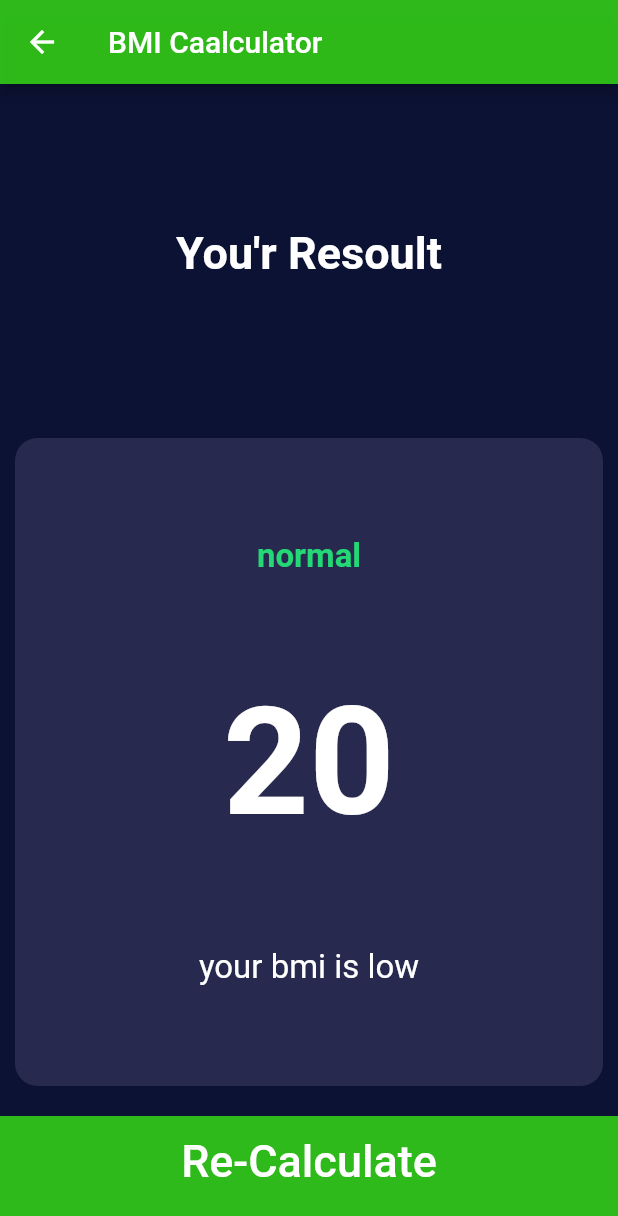
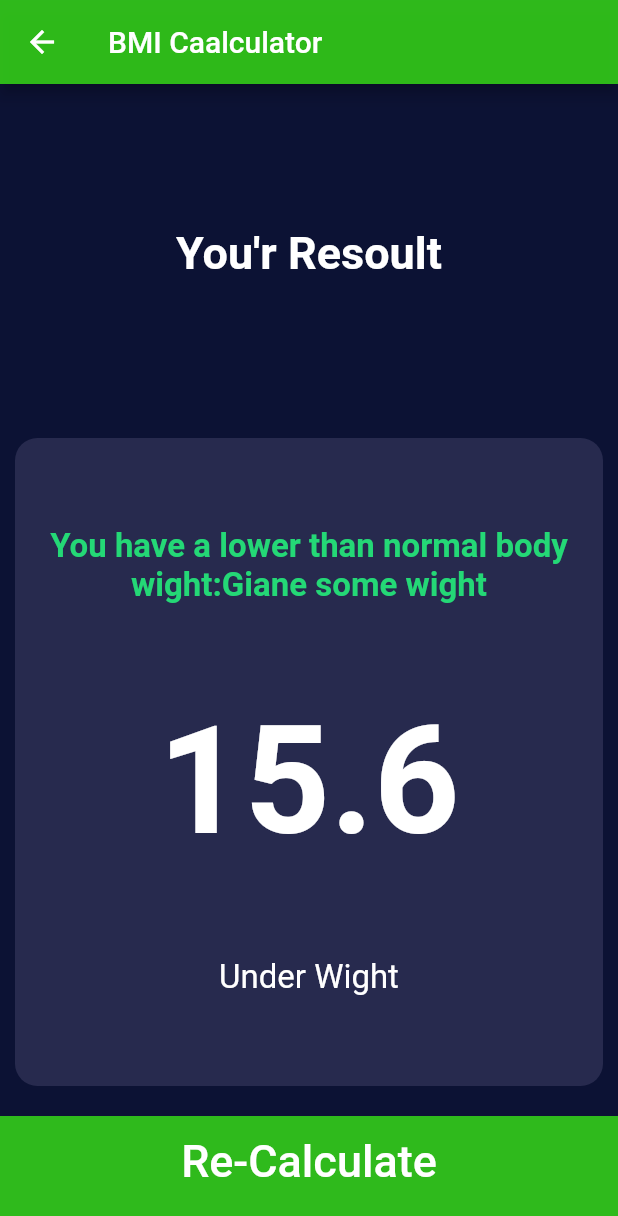
Before and after one commit to ghanbaridev/a-BMI-calculater, a Flutter app: the screen it shows after launch, after a tap on the "add" icon, after a tap on the "remove" icon, after a tap on "Calculate", on a phone screen of 412 x 824 dp. Shown: the top 1216 px of the screen. Run offline on Flutter 3.47's test engine with Material 2 defaults, Android fonts, the phone set to English and light mode, and no system bars; our stand-ins replace font_awesome_flutter.

Commit message:
-acomplited the projrct

```diff
--- a/lib/calculatescreen.dart
+++ b/lib/calculatescreen.dart
@@ -1,10 +1,18 @@
 import 'package:flutter/material.dart';
 import 'constansts.dart';
 import 'container.dart';
+import 'input_page.dart';
 import 'mybutoom.dart';
+import 'calculator_fuction.dart';
 
 class Calculatorscreen extends StatelessWidget {
-  const Calculatorscreen({Key? key}) : super(key: key);
+  Calculatorscreen(
+      {required this.bmiresylt,
+      required this.interpreation,
+      required this.resulttext});
+  final String bmiresylt;
+  final String resulttext;
+  final String interpreation;
 
   @override
   Widget build(BuildContext context) {
@@ -36,19 +44,24 @@ class Calculatorscreen extends StatelessWidget {
                 children: [
                   Center(
                     child: Text(
-                      "normal",
-                      style: resulttext,
+                      resulttext,
+                      style: TextStyle(
+                        fontSize: 22,
+                        color: Color(0xff24d876),
+                        fontWeight: FontWeight.bold,
+                      ),
+                      textAlign: TextAlign.center,
                     ),
                   ),
                   Center(
                     child: Text(
-                      "20",
+                      bmiresylt,
                       style: Bmitext,
                     ),
                   ),
                   Center(
                     child: Text(
-                      "your bmi is low",
+                      interpreation,
                       style: bodyBmitext,
                     ),
                   )
@@ -56,7 +69,15 @@ class Calculatorscreen extends StatelessWidget {
               ),
             ),
           ),
-          mybutoon(butoomtext: "Re-Calculate", ontap: "inputpage"),
+          mybutoon(
+            butoomtext: "Re-Calculate",
+            ontap: () => Navigator.push(
+              context,
+              MaterialPageRoute(
+                builder: (context) => InputPage(),
+              ),
+            ),
+          ),
         ],
       ),
     );
--- /dev/null
+++ b/lib/calculator_fuction.dart
@@ -0,0 +1,33 @@
+import 'dart:math';
+
+class Calculator {
+  Calculator({required this.h, required this.w});
+  final int h;
+  final int w;
+  double? _bmi;
+
+  String calculatebmi() {
+    _bmi = w / pow(h / 100, 2);
+    return _bmi!.toStringAsFixed(1);
+  }
+
+  String result() {
+    if (_bmi! >= 25) {
+      return "Over Witght";
+    } else if (_bmi! > 18.5) {
+      return "Normal";
+    } else {
+      return "Under Wight";
+    }
+  }
+
+  String interpritation() {
+    if (_bmi! >= 25) {
+      return "You have a higher than normal body wight:Work out a litel bit ";
+    } else if (_bmi! > 18.5) {
+      return "You have a  normal body wight:Goood job";
+    } else {
+      return "You have a lower than normal body wight:Giane some wight";
+    }
+  }
+}
--- a/lib/input_page.dart
+++ b/lib/input_page.dart
@@ -3,7 +3,7 @@ import 'calculatescreen.dart';
 import 'constansts.dart';
 import 'container.dart';
 import 'package:font_awesome_flutter/font_awesome_flutter.dart';
-
+import 'calculator_fuction.dart';
 import 'iconcontent.dart';
 import 'mybutoom.dart';
 
@@ -209,7 +209,22 @@ class _InputPageState extends State<InputPage> {
               ],
             ),
           ),
-          mybutoon(butoomtext: "Calculate", ontap: "calculeatescreen"),
+          mybutoon(
+              butoomtext: "Calculate",
+              ontap: () {
+                Calculator cal = Calculator(h: hight, w: wihgt);
+
+                Navigator.push(
+                  context,
+                  MaterialPageRoute(
+                    builder: (context) => Calculatorscreen(
+                      bmiresylt: cal.calculatebmi(),
+                      interpreation: cal.result(),
+                      resulttext: cal.interpritation(),
+                    ),
+                  ),
+                );
+              }),
         ],
       ),
     );
--- a/lib/main.dart
+++ b/lib/main.dart
@@ -17,10 +17,10 @@ class BMICalculator extends StatelessWidget {
         accentColor: Colors.purple,
       ),
       home: InputPage(),
-      routes: {
-        'calculeatescreen': (context) => Calculatorscreen(),
-        'inputpage': (context) => InputPage(),
-      },
+      // routes: {
+      //   'calculeatescreen': (context) => Calculatorscreen(),
+      //   'inputpage': (context) => InputPage(),
+      // },
     );
   }
 }
--- a/lib/mybutoom.dart
+++ b/lib/mybutoom.dart
@@ -3,22 +3,20 @@ import 'package:flutter/cupertino.dart';
 import 'constansts.dart';
 
 class mybutoon extends StatelessWidget {
-  final String ontap;
+  final VoidCallback? ontap;
   final String butoomtext;
   mybutoon({required this.ontap, required this.butoomtext});
 
   @override
   Widget build(BuildContext context) {
-    return Container(
-      padding: EdgeInsets.only(bottom: 20),
-      color: Color.fromARGB(197, 57, 235, 21),
-      margin: EdgeInsets.only(top: 10),
-      width: double.infinity,
-      height: 80,
-      child: GestureDetector(
-        onTap: () {
-          Navigator.pushNamed(context, ontap);
-        },
+    return GestureDetector(
+      onTap: ontap,
+      child: Container(
+        padding: EdgeInsets.only(bottom: 20),
+        color: Color.fromARGB(197, 57, 235, 21),
+        margin: EdgeInsets.only(top: 10),
+        width: double.infinity,
+        height: 80,
         child: Center(
           child: Text(
             butoomtext,
```
